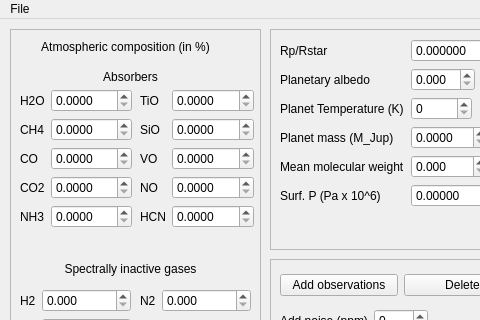
Qt form gui.ui (ucl-exoplanets/TauREx_public) before a commit; both pictures show x 0 to 480 and y 0 to 320 of the 811 by 527 pixel window.
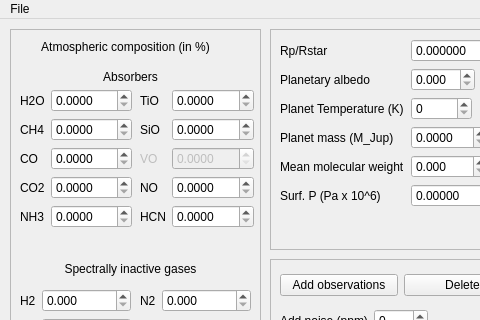
The same form after that commit.

The edit to the form file:
```diff
--- a/gui.ui
+++ b/gui.ui
@@ -187,6 +187,9 @@
       </item>
       <item row="2" column="0">
        <widget class="QLabel" name="label_32">
+        <property name="enabled">
+         <bool>false</bool>
+        </property>
         <property name="text">
          <string>VO</string>
         </property>
@@ -215,6 +218,9 @@
       </item>
       <item row="2" column="1">
        <widget class="QDoubleSpinBox" name="doubleSpinBox_VO">
+        <property name="enabled">
+         <bool>false</bool>
+        </property>
         <property name="decimals">
          <number>4</number>
         </property>
```
